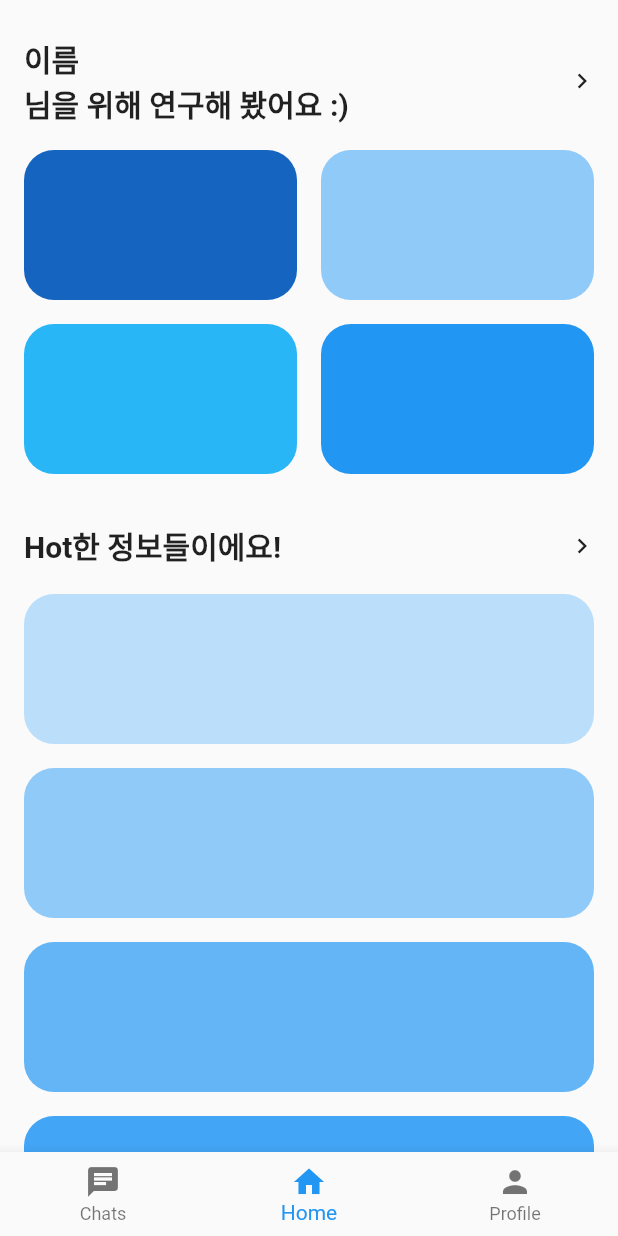
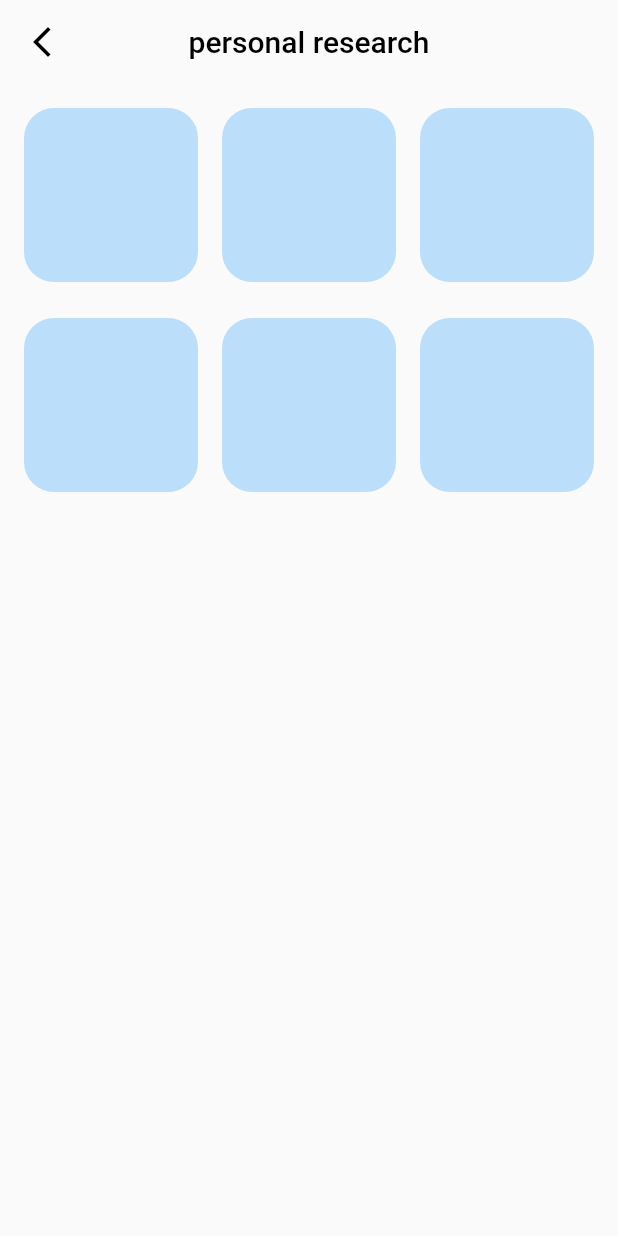
Before and after one commit to josungwoo/life_research, a Flutter app: the screen it shows after launch, after a tap on "Google", after a tap on the "chevron right" icon, on a phone screen of 412 x 824 dp. Run offline on Flutter 3.47's test engine with Material 2 defaults, Android fonts, the phone set to English and light mode, and no system bars; our stand-ins replace firebase_core; accounts and stored records are empty; network calls fail.

Commit message:
personal research 페이지 추가

```diff
--- a/lib/MainPage/MainPage.dart
+++ b/lib/MainPage/MainPage.dart
@@ -1,6 +1,7 @@
 import 'package:flutter/material.dart';
 import 'package:life_research/CommunityPage/CommunityPage.dart';
 import 'package:life_research/ProfilePage/ProfilePage.dart';
+import 'package:life_research/MainPage/PersonalResearch.dart';
 
 class MainPage extends StatefulWidget {
   const MainPage({super.key});
@@ -47,7 +48,13 @@ class _MainPageState extends State<MainPage> {
                       ),
                     ),
                     IconButton(
-                      onPressed: () {},
+                      onPressed: () {
+                        Navigator.push(
+                          context,
+                          MaterialPageRoute(
+                              builder: (context) => const PersonalResearch()),
+                        );
+                      },
                       icon: const Icon(Icons.chevron_right_sharp),
                       iconSize: 20,
                     ),
--- /dev/null
+++ b/lib/MainPage/PersonalResearch.dart
@@ -0,0 +1,74 @@
+import 'package:flutter/material.dart';
+
+class PersonalResearch extends StatefulWidget {
+  const PersonalResearch({super.key});
+
+  @override
+  State<PersonalResearch> createState() => _PersonalResearchState();
+}
+
+class _PersonalResearchState extends State<PersonalResearch> {
+  //현재 화면의 가로 길이를 받아오는 함수
+  double getScreenWidth(BuildContext context, int number) {
+    double width = MediaQuery.of(context).size.width;
+    // print(width);
+    width -= 16;
+    width /= number;
+    width -= (8 * 2);
+    return width;
+  }
+
+  Widget category() {
+    return Expanded(
+        child: Container(
+      //rounded rectangle
+      margin: const EdgeInsets.only(top: 8, left: 8, right: 8, bottom: 8),
+      height: getScreenWidth(context, 3), // 요소가 몇개 있는지?
+      decoration: BoxDecoration(
+        borderRadius: BorderRadius.circular(20),
+        color: Colors.blue[100],
+      ),
+    ));
+  }
+
+  @override
+  Widget build(BuildContext context) {
+    return MaterialApp(
+      home: Scaffold(
+        appBar: AppBar(
+          centerTitle: true, //Title text 가운데 정렬
+          title: const Text(
+            'personal research',
+            style: TextStyle(color: Colors.black),
+          ),
+          backgroundColor: Colors.transparent, //appBar 투명색
+          elevation: 0.0, //appBar 그림자 농도 설정 (값 0으로 제거)
+          leading: IconButton(
+            onPressed: () {
+              Navigator.pop(context);
+            },
+            icon: const Icon(Icons.arrow_back_ios_new),
+            color: Colors.black,
+          ),
+        ),
+        body: SafeArea(
+            child: Column(
+          children: [
+            Container(
+              margin: EdgeInsets.only(left: 8, right: 8, top: 8),
+              child: Row(
+                children: [category(), category(), category()],
+              ),
+            ),
+            Container(
+              margin: EdgeInsets.only(left: 8, right: 8, top: 8),
+              child: Row(
+                children: [category(), category(), category()],
+              ),
+            ),
+          ],
+        )),
+      ),
+    );
+  }
+}
```
